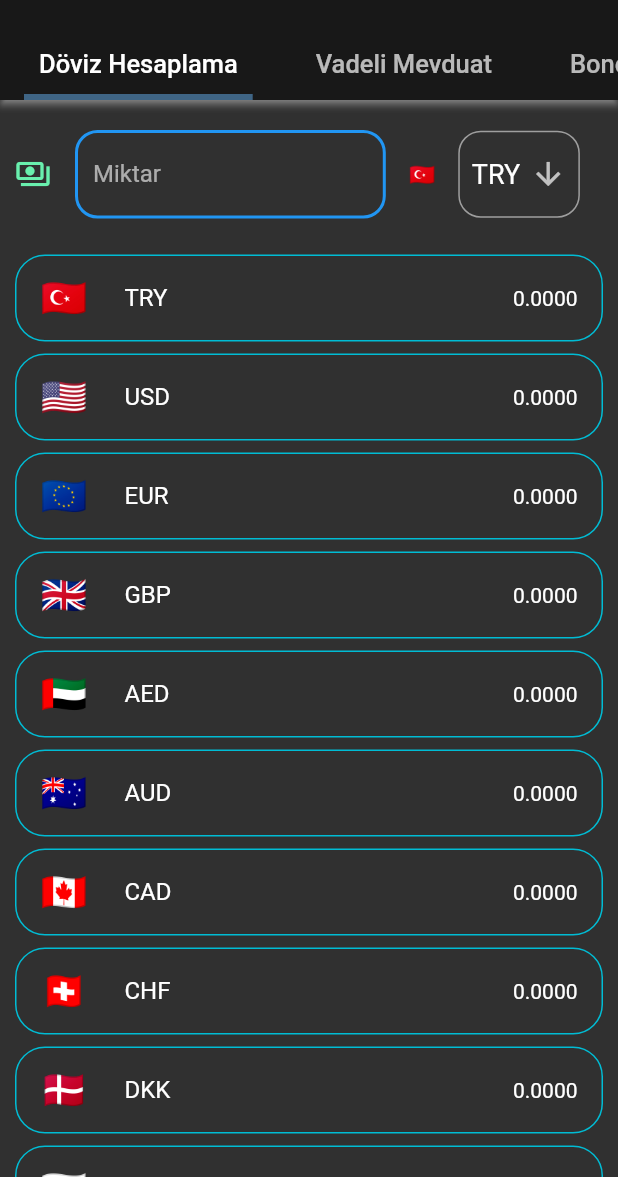
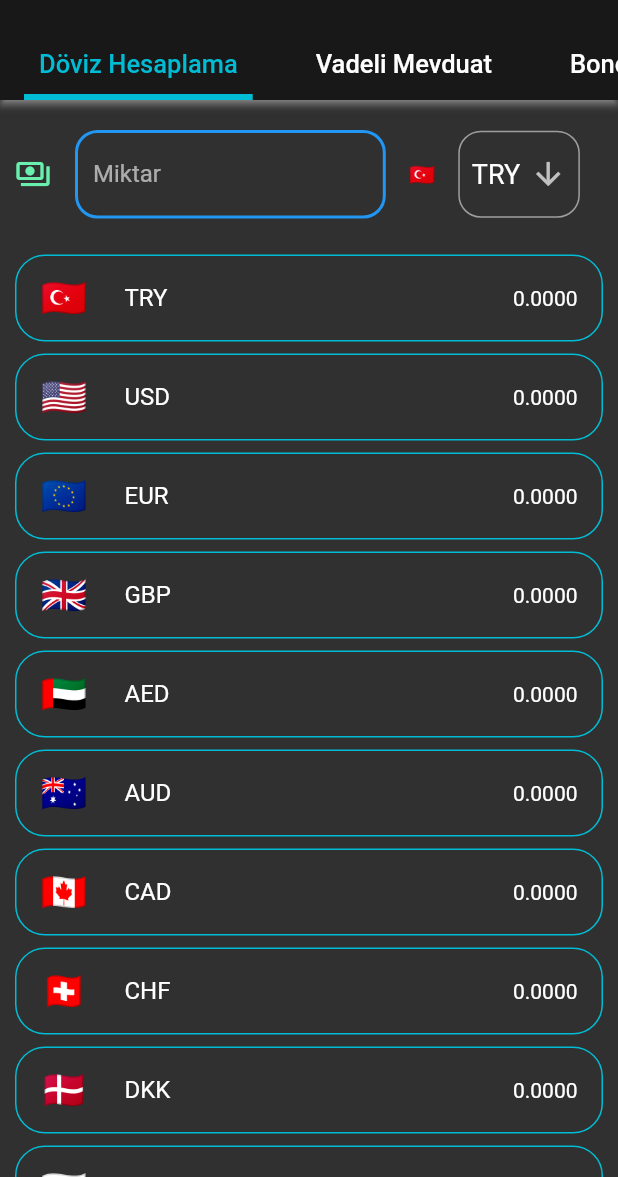
Before and after one commit to baydemirytu/SanalPortfoyYonetimSimulasyonu, a Flutter app: the CalculationPage screen opened directly, on a phone screen of 412 x 824 dp, the part 59-1236 px from its top. Run offline on Flutter 3.47's test engine with Material 2 defaults, Android fonts, the light colour scheme and no system bars; our stand-ins replace animated_text_kit, cloud_firestore, confetti, email_validator, firebase_auth, firebase_core and 7 more; accounts and stored records are empty; network calls fail.

Commit message:
selected tab color

```diff
--- a/lib/pages/calculation_pages/calculation_page.dart
+++ b/lib/pages/calculation_pages/calculation_page.dart
@@ -35,10 +35,12 @@ class _CalculationPageState extends State<CalculationPage> {
             title: const Text('Hesaplama Ekranı'),
             centerTitle: true,
             bottom: const TabBar(
+                labelColor: Colors.cyan,
+                unselectedLabelColor: Colors.white,
                 isScrollable: true,
                 indicatorWeight: 4,
                 indicatorSize: TabBarIndicatorSize.label,
-                indicatorColor: Color.fromARGB(255, 63, 101, 133),
+                indicatorColor: Colors.cyan,
                 tabs: [
                   Padding(
                     padding: EdgeInsets.symmetric(vertical: 10, horizontal: 10),
```
